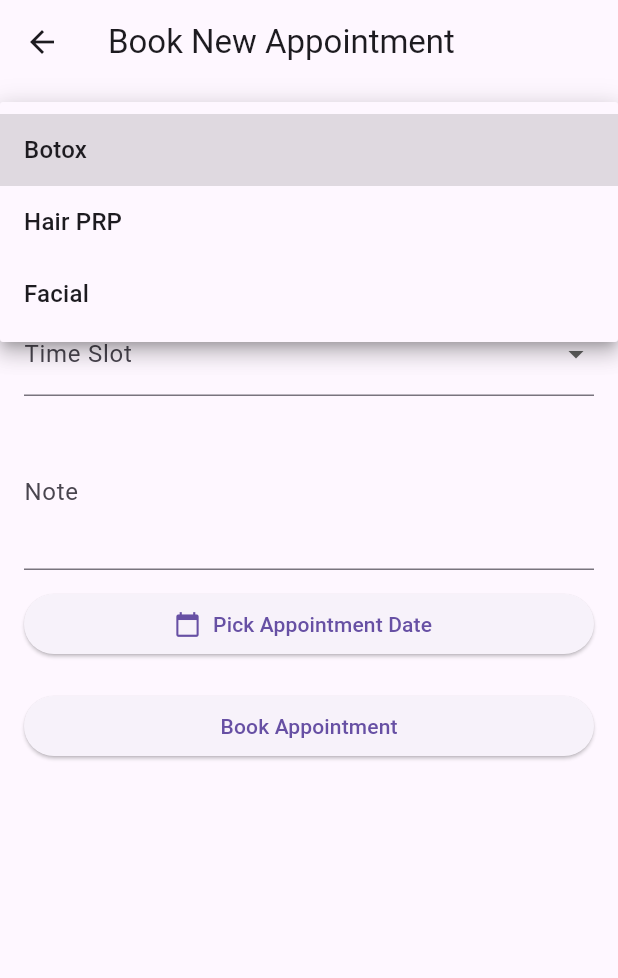
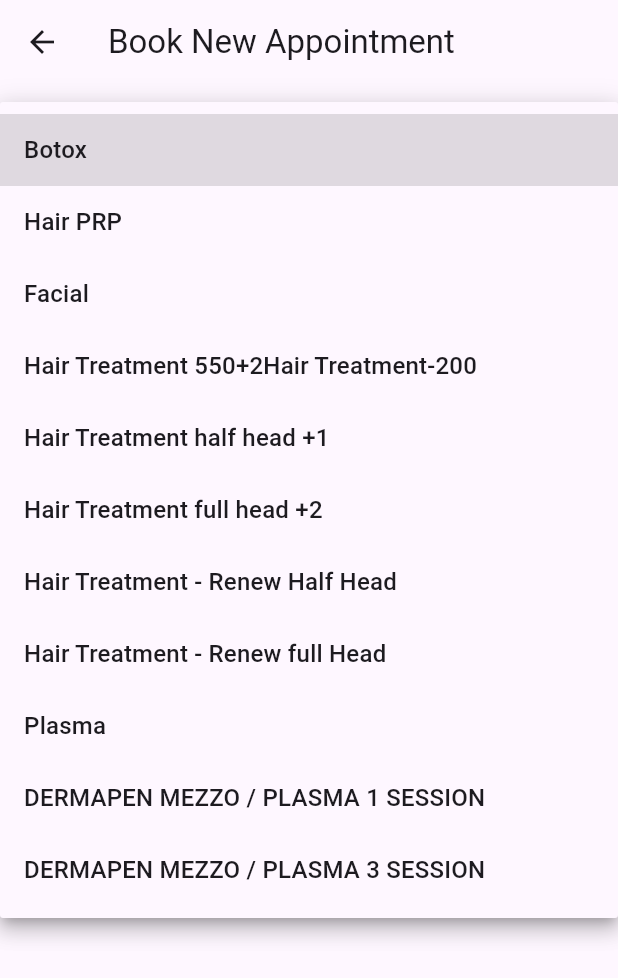
Before and after one commit to Kadir70-dev/bato_clinic_flutter, a Flutter app: the BookNewPage screen opened by its route, after a tap on "Service", on a phone screen of 412 x 824 dp. Shown: the top 978 px of the screen. Run offline on Flutter 3.47's test engine with Material 3 defaults, Android fonts, the phone set to English and light mode, and no system bars.

Commit message:
view changes

```diff
--- a/lib/screens/bookings/book_new_page.dart
+++ b/lib/screens/bookings/book_new_page.dart
@@ -25,7 +25,11 @@ class _BookNewPageState extends State<BookNewPage> {
   String? _time;
   DateTime? _selectedDate;
 
-  final List<String> services = ['Botox', 'Hair PRP', 'Facial'];
+  final List<String> services = ['Botox', 'Hair PRP', 'Facial','Hair Treatment 550+2'
+    'Hair Treatment-200', 'Hair Treatment half head +1', 'Hair Treatment full head +2',
+    'Hair Treatment - Renew Half Head', 'Hair Treatment - Renew full Head',
+    'Plasma', 'DERMAPEN MEZZO / PLASMA 1 SESSION', 'DERMAPEN MEZZO / PLASMA 3 SESSION'
+  ];
   final List<String> timeSlots = [
     '12:00 PM', '12:30 PM',
     '01:00 PM', '01:30 PM',
--- a/lib/screens/home/view_treatments_screen.dart
+++ b/lib/screens/home/view_treatments_screen.dart
@@ -48,7 +48,7 @@ class FullViewTreatmentsScreen extends StatelessWidget {
                 treatment.name,
                 style: const TextStyle(fontWeight: FontWeight.bold),
               ),
-              subtitle: const Text("Status: Completed"),
+              // subtitle: const Text("Status: Completed"), // ❌ Commented out to hide status
               trailing: Text(
                 "${treatment.price.toStringAsFixed(3)} ${treatment.currency}",
                 style: const TextStyle(fontWeight: FontWeight.bold),
```
